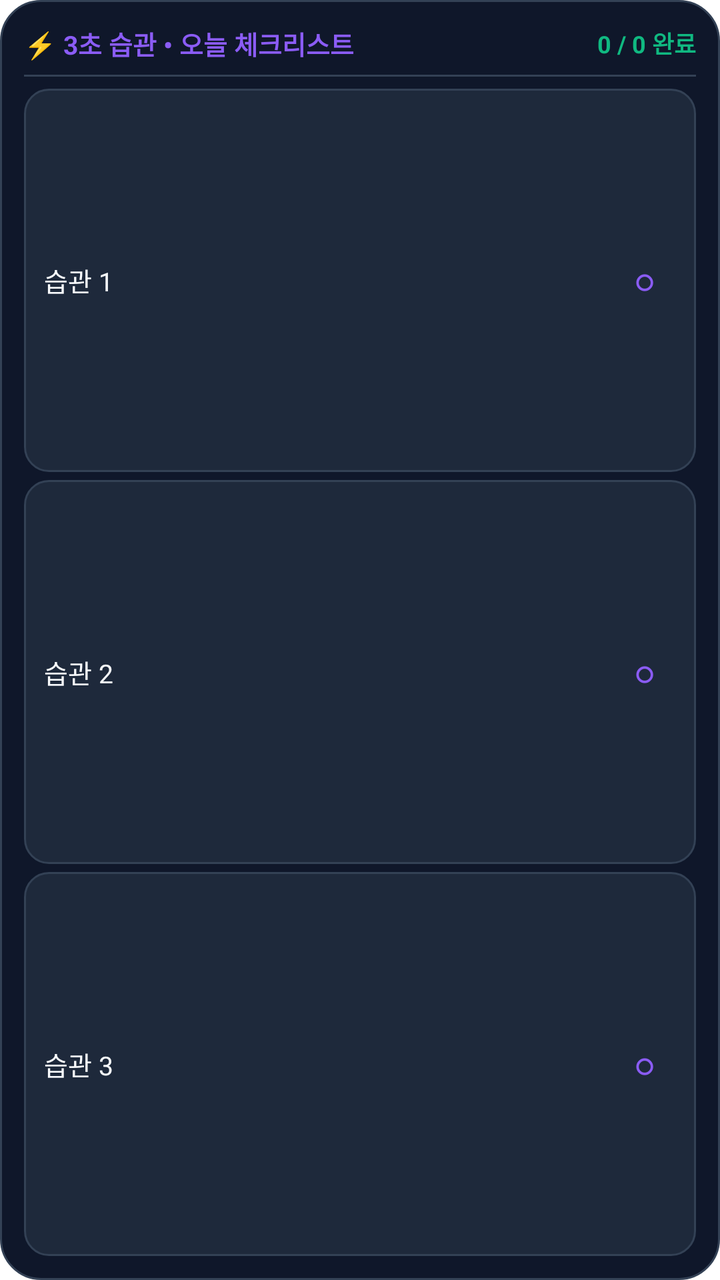
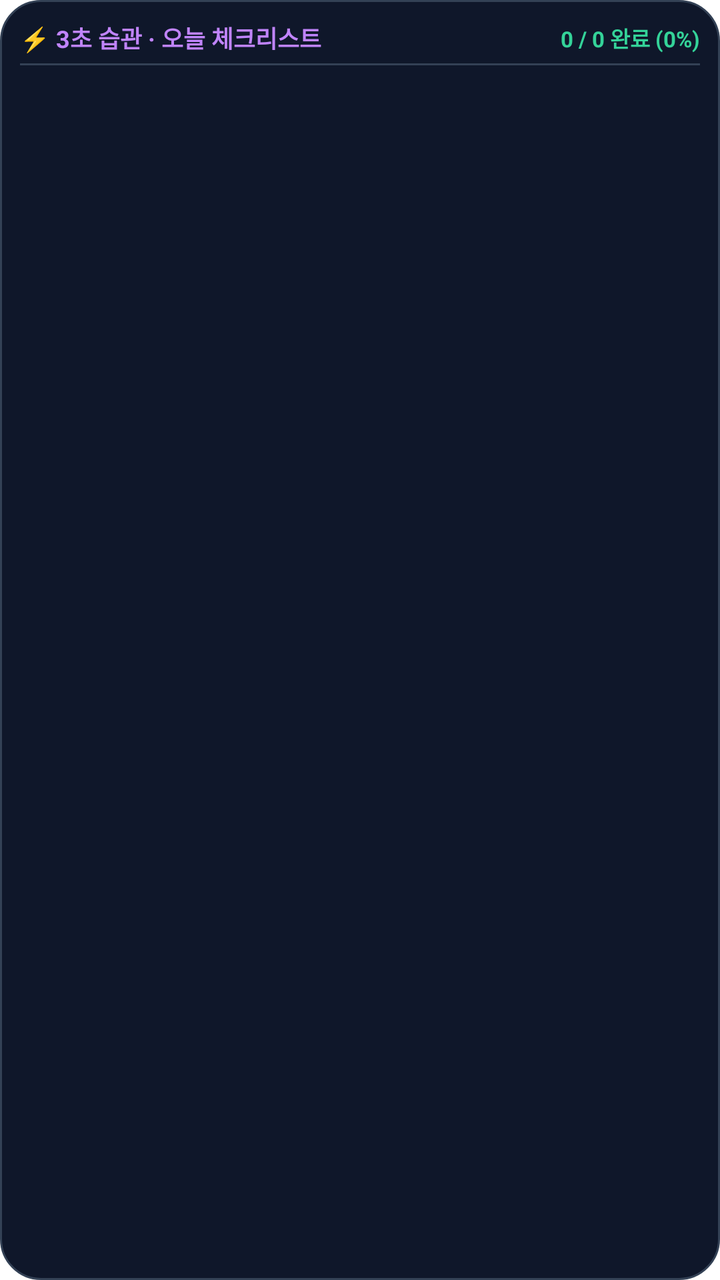

Screens rendered from an Android XML layout before and after an edit, with the pre-edit source and the edit as a unified diff.
<!-- AndroidManifest.xml: fallback theme Theme.MaterialComponents.DayNight.NoActionBar -->
<!-- res/layout/widget_layout_4x2.xml -->
<?xml version="1.0" encoding="utf-8"?>
<LinearLayout xmlns:android="http://schemas.android.com/apk/res/android"
    android:id="@+id/widget_root_4x2"
    android:layout_width="match_parent"
    android:layout_height="match_parent"
    android:background="@drawable/widget_background"
    android:orientation="vertical"
    android:padding="12dp">

    
    <LinearLayout
        android:layout_width="match_parent"
        android:layout_height="wrap_content"
        android:gravity="center_vertical"
        android:orientation="horizontal">

        <TextView
            android:layout_width="0dp"
            android:layout_height="wrap_content"
            android:layout_weight="1"
            android:text="⚡ 3초 습관 • 오늘 체크리스트"
            android:textColor="#8B5CF6"
            android:textSize="13sp"
            android:textStyle="bold" />

        <TextView
            android:id="@+id/widget_4x2_progress_summary"
            android:layout_width="wrap_content"
            android:layout_height="wrap_content"
            android:text="0 / 0 완료"
            android:textColor="#10B981"
            android:textSize="12sp"
            android:textStyle="bold" />
    </LinearLayout>

    <View
        android:layout_width="match_parent"
        android:layout_height="1dp"
        android:layout_marginTop="6dp"
        android:layout_marginBottom="6dp"
        android:background="#334155" />

    
    <LinearLayout
        android:id="@+id/widget_item_1"
        android:layout_width="match_parent"
        android:layout_height="0dp"
        android:layout_weight="1"
        android:layout_marginBottom="4dp"
        android:background="@drawable/widget_card_bg"
        android:gravity="center_vertical"
        android:orientation="horizontal"
        android:paddingHorizontal="10dp"
        android:visibility="visible">

        <TextView
            android:id="@+id/widget_title_1"
            android:layout_width="0dp"
            android:layout_height="wrap_content"
            android:layout_weight="1"
            android:ellipsize="end"
            android:maxLines="1"
            android:text="습관 1"
            android:textColor="#F8FAFC"
            android:textSize="13sp" />

        <TextView
            android:id="@+id/widget_check_btn_1"
            android:layout_width="32dp"
            android:layout_height="32dp"
            android:gravity="center"
            android:text="○"
            android:textColor="#8B5CF6"
            android:textSize="18sp"
            android:textStyle="bold" />
    </LinearLayout>

    
    <LinearLayout
        android:id="@+id/widget_item_2"
        android:layout_width="match_parent"
        android:layout_height="0dp"
        android:layout_weight="1"
        android:layout_marginBottom="4dp"
        android:background="@drawable/widget_card_bg"
        android:gravity="center_vertical"
        android:orientation="horizontal"
        android:paddingHorizontal="10dp"
        android:visibility="visible">

        <TextView
            android:id="@+id/widget_title_2"
            android:layout_width="0dp"
            android:layout_height="wrap_content"
            android:layout_weight="1"
            android:ellipsize="end"
            android:maxLines="1"
            android:text="습관 2"
            android:textColor="#F8FAFC"
            android:textSize="13sp" />

        <TextView
            android:id="@+id/widget_check_btn_2"
            android:layout_width="32dp"
            android:layout_height="32dp"
            android:gravity="center"
            android:text="○"
            android:textColor="#8B5CF6"
            android:textSize="18sp"
            android:textStyle="bold" />
    </LinearLayout>

    
    <LinearLayout
        android:id="@+id/widget_item_3"
        android:layout_width="match_parent"
        android:layout_height="0dp"
        android:layout_weight="1"
        android:background="@drawable/widget_card_bg"
        android:gravity="center_vertical"
        android:orientation="horizontal"
        android:paddingHorizontal="10dp"
        android:visibility="visible">

        <TextView
            android:id="@+id/widget_title_3"
            android:layout_width="0dp"
            android:layout_height="wrap_content"
            android:layout_weight="1"
            android:ellipsize="end"
            android:maxLines="1"
            android:text="습관 3"
            android:textColor="#F8FAFC"
            android:textSize="13sp" />

        <TextView
            android:id="@+id/widget_check_btn_3"
            android:layout_width="32dp"
            android:layout_height="32dp"
            android:gravity="center"
            android:text="○"
            android:textColor="#8B5CF6"
            android:textSize="18sp"
            android:textStyle="bold" />
    </LinearLayout>

</LinearLayout>
<!-- resources referenced by this layout -->
<resources>
  <!-- drawable widget_background (drawable) -->
  <?xml version="1.0" encoding="utf-8"?>
  <shape xmlns:android="http://schemas.android.com/apk/res/android"
      android:shape="rectangle">
      <solid android:color="#0F172A" />
      <corners android:radius="20dp" />
      <stroke
          android:width="1dp"
          android:color="#334155" />
  </shape>
  <!-- drawable widget_card_bg (drawable) -->
  <?xml version="1.0" encoding="utf-8"?>
  <shape xmlns:android="http://schemas.android.com/apk/res/android"
      android:shape="rectangle">
      <solid android:color="#1E293B" />
      <corners android:radius="12dp" />
      <stroke
          android:width="1dp"
          android:color="#334155" />
  </shape>
</resources>

<!-- the commit's change to res/layout/widget_layout_4x2.xml (unified diff, before → after) -->
@@ -5,143 +5,62 @@
     android:layout_height="match_parent"
     android:background="@drawable/widget_background"
     android:orientation="vertical"
-    android:padding="12dp">
+    android:padding="10dp">
 
     
     <LinearLayout
+        android:id="@+id/widget_4x2_header"
         android:layout_width="match_parent"
         android:layout_height="wrap_content"
         android:gravity="center_vertical"
-        android:orientation="horizontal">
+        android:orientation="horizontal"
+        android:paddingBottom="4dp">
 
         <TextView
+            android:id="@+id/widget_4x2_title"
             android:layout_width="0dp"
             android:layout_height="wrap_content"
             android:layout_weight="1"
-            android:text="⚡ 3초 습관 • 오늘 체크리스트"
-            android:textColor="#8B5CF6"
-            android:textSize="13sp"
+            android:text="⚡ 3초 습관 · 오늘 체크리스트"
+            android:textColor="#C084FC"
+            android:textSize="12sp"
             android:textStyle="bold" />
 
         <TextView
             android:id="@+id/widget_4x2_progress_summary"
             android:layout_width="wrap_content"
             android:layout_height="wrap_content"
-            android:text="0 / 0 완료"
-            android:textColor="#10B981"
-            android:textSize="12sp"
+            android:text="0 / 0 완료 (0%)"
+            android:textColor="#34D399"
+            android:textSize="11sp"
             android:textStyle="bold" />
     </LinearLayout>
 
-    <View
+    <ImageView
         android:layout_width="match_parent"
         android:layout_height="1dp"
-        android:layout_marginTop="6dp"
-        android:layout_marginBottom="6dp"
+        android:layout_marginBottom="4dp"
         android:background="#334155" />
 
     
-    <LinearLayout
-        android:id="@+id/widget_item_1"
+    <ListView
+        android:id="@+id/widget_list_view"
         android:layout_width="match_parent"
         android:layout_height="0dp"
         android:layout_weight="1"
-        android:layout_marginBottom="4dp"
-        android:background="@drawable/widget_card_bg"
-        android:gravity="center_vertical"
-        android:orientation="horizontal"
-        android:paddingHorizontal="10dp"
-        android:visibility="visible">
-
-        <TextView
-            android:id="@+id/widget_title_1"
-            android:layout_width="0dp"
-            android:layout_height="wrap_content"
-            android:layout_weight="1"
-            android:ellipsize="end"
-            android:maxLines="1"
-            android:text="습관 1"
-            android:textColor="#F8FAFC"
-            android:textSize="13sp" />
-
-        <TextView
-            android:id="@+id/widget_check_btn_1"
-            android:layout_width="32dp"
-            android:layout_height="32dp"
-            android:gravity="center"
-            android:text="○"
-            android:textColor="#8B5CF6"
-            android:textSize="18sp"
-            android:textStyle="bold" />
-    </LinearLayout>
+        android:divider="@null"
+        android:dividerHeight="0dp"
+        android:scrollbars="vertical" />
 
     
-    <LinearLayout
-        android:id="@+id/widget_item_2"
+    <TextView
+        android:id="@+id/widget_empty_view"
         android:layout_width="match_parent"
         android:layout_height="0dp"
         android:layout_weight="1"
-        android:layout_marginBottom="4dp"
-        android:background="@drawable/widget_card_bg"
-        android:gravity="center_vertical"
-        android:orientation="horizontal"
-        android:paddingHorizontal="10dp"
-        android:visibility="visible">
-
-        <TextView
-            android:id="@+id/widget_title_2"
-            android:layout_width="0dp"
-            android:layout_height="wrap_content"
-            android:layout_weight="1"
-            android:ellipsize="end"
-            android:maxLines="1"
-            android:text="습관 2"
-            android:textColor="#F8FAFC"
-            android:textSize="13sp" />
-
-        <TextView
-            android:id="@+id/widget_check_btn_2"
-            android:layout_width="32dp"
-            android:layout_height="32dp"
-            android:gravity="center"
-            android:text="○"
-            android:textColor="#8B5CF6"
-            android:textSize="18sp"
-            android:textStyle="bold" />
-    </LinearLayout>
-
-    
-    <LinearLayout
-        android:id="@+id/widget_item_3"
-        android:layout_width="match_parent"
-        android:layout_height="0dp"
-        android:layout_weight="1"
-        android:background="@drawable/widget_card_bg"
-        android:gravity="center_vertical"
-        android:orientation="horizontal"
-        android:paddingHorizontal="10dp"
-        android:visibility="visible">
-
-        <TextView
-            android:id="@+id/widget_title_3"
-            android:layout_width="0dp"
-            android:layout_height="wrap_content"
-            android:layout_weight="1"
-            android:ellipsize="end"
-            android:maxLines="1"
-            android:text="습관 3"
-            android:textColor="#F8FAFC"
-            android:textSize="13sp" />
-
-        <TextView
-            android:id="@+id/widget_check_btn_3"
-            android:layout_width="32dp"
-            android:layout_height="32dp"
-            android:gravity="center"
-            android:text="○"
-            android:textColor="#8B5CF6"
-            android:textSize="18sp"
-            android:textStyle="bold" />
-    </LinearLayout>
-
+        android:gravity="center"
+        android:text="오늘 예정된 습관이 없습니다 🎉"
+        android:textColor="#94A3B8"
+        android:textSize="12sp"
+        android:visibility="gone" />
 </LinearLayout>
<!-- resource entries referenced after the edit -->
@@ -10,15 +10,5 @@
           android:width="1dp"
           android:color="#334155" />
   </shape>
-  <!-- drawable widget_card_bg (drawable) -->
-  <?xml version="1.0" encoding="utf-8"?>
-  <shape xmlns:android="http://schemas.android.com/apk/res/android"
-      android:shape="rectangle">
-      <solid android:color="#1E293B" />
-      <corners android:radius="12dp" />
-      <stroke
-          android:width="1dp"
-          android:color="#334155" />
-  </shape>
 </resources>
 
